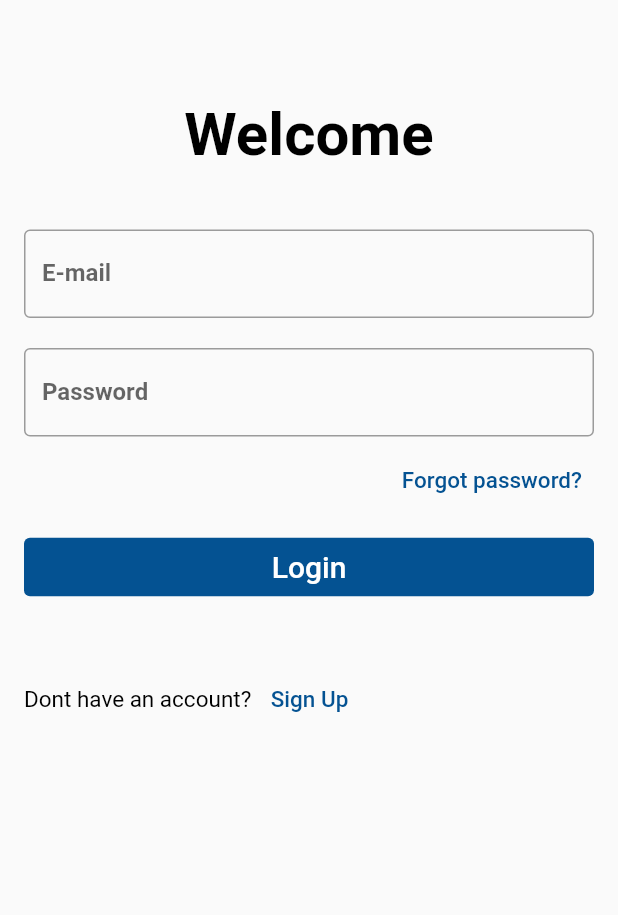
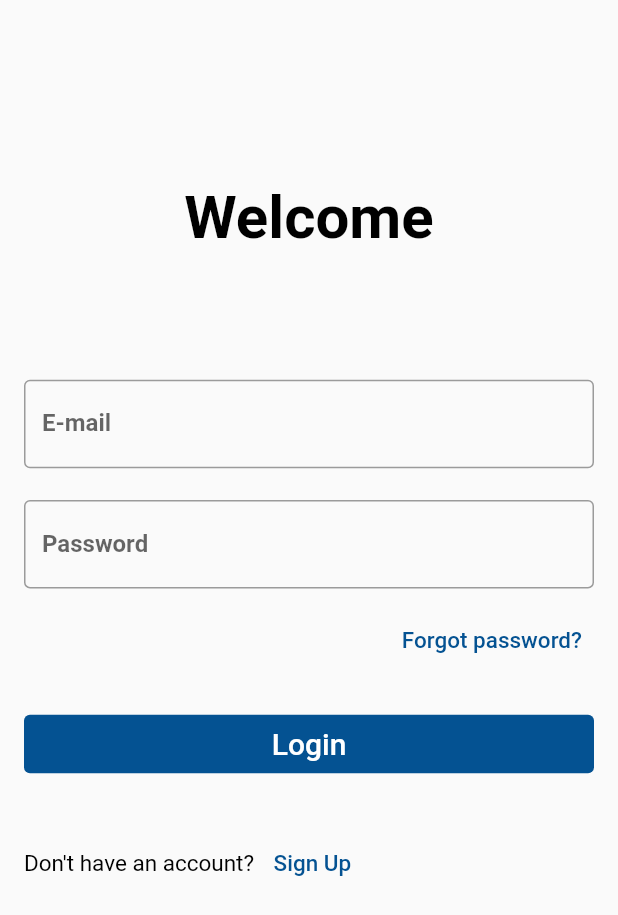
Before and after one commit to trustdboy123/Lets-Accommodate, a Flutter app: the screen it shows after launch, after a tap on "Tenant", on a phone screen of 412 x 824 dp. Shown: the top 915 px of the screen. Run offline on Flutter 3.47's test engine with Material 2 defaults, Android fonts, the phone set to English and light mode, and no system bars; our stand-ins replace cloud_firestore, dio, dots_indicator, firebase_auth, firebase_core, firebase_storage and 6 more; missing offline and left inert: comment_box, flutter_paystack, multi_image_picker2; accounts and stored records are empty.

Commit message:
29/03/2022

```diff
--- a/lib/auth/decision.dart
+++ b/lib/auth/decision.dart
@@ -1,4 +1,5 @@
 import 'package:flutter/material.dart';
+import 'package:flutter_screenutil/flutter_screenutil.dart';
 import 'package:lets_accommodate/auth/login_landlord.dart';
 import 'package:lets_accommodate/auth/login_tenant.dart';
 
@@ -9,45 +10,45 @@ class Decision extends StatelessWidget {
   Widget build(BuildContext context) {
     return Scaffold(
       body: Stack(children: [
-        SizedBox(
-          child: Image(
-            image: AssetImage('assets/background.png'),
-            fit: BoxFit.cover,
-          ),
-          height: double.infinity,
-          width: double.infinity,
-        ),
+        // SizedBox(
+        //   child: Image(
+        //     image: AssetImage('assets/background.png'),
+        //     fit: BoxFit.cover,
+        //   ),
+        //   height: double.infinity,
+        //   width: double.infinity,
+        // ),
         Center(
           child: ListView(
             padding: EdgeInsets.all(16.0),
             children: [
-              const SizedBox(
-                height: 100,
+              SizedBox(
+                height: 80.h,
               ),
               const Text(
                 'Let\'s get started',
                 style: TextStyle(
                     fontSize: 40,
                     fontWeight: FontWeight.w600,
-                    color: Colors.white),
+                    color: Colors.black),
                 textAlign: TextAlign.center,
               ),
-              const SizedBox(
-                height: 30,
+              SizedBox(
+                height: 30.h,
               ),
               const Text(
                 'I\'m a ...',
                 style: TextStyle(
-                  color: Colors.white,
+                  color: Colors.black,
                   fontSize: 15,
                 ),
                 textAlign: TextAlign.center,
               ),
-              const SizedBox(
-                height: 40,
+              SizedBox(
+                height: 30.h,
               ),
               SizedBox(
-                height: 50,
+                height: 30.h,
                 width: MediaQuery.of(context).size.width,
                 child: TextButton(
                   onPressed: () {
@@ -68,12 +69,10 @@ class Decision extends StatelessWidget {
                 ),
               ),
               SizedBox(
-                height: 40,
+                height: 10.h,
               ),
-              Card(
-                elevation: 10,
-                child: SizedBox(
-                  height: 50,
+              SizedBox(
+                height: 30.h,
                 width: MediaQuery.of(context).size.width,
                 child: TextButton(
                     onPressed: () {
@@ -89,14 +88,13 @@ class Decision extends StatelessWidget {
                       style: TextStyle(color: Colors.white, fontSize: 30),
                     )),
               ),
-              ),
               SizedBox(
-                height: 100,
+                height: 80.h,
               ),
               const Text(
                 'Let\'s accommodate is the best to trust in accommodation',
                 style: TextStyle(
-                  color: Colors.white,
+                  color: Colors.black,
                   fontSize: 15,
                 ),
                 textAlign: TextAlign.center,
--- a/lib/auth/login_tenant.dart
+++ b/lib/auth/login_tenant.dart
@@ -1,4 +1,5 @@
 import 'package:flutter/material.dart';
+import 'package:flutter_screenutil/flutter_screenutil.dart';
 import 'package:fluttertoast/fluttertoast.dart';
 import 'package:lets_accommodate/managers/auth_manager.dart';
 import 'package:lets_accommodate/auth/forgot_password.dart';
@@ -32,8 +33,8 @@ class _LoginTenantState extends State<LoginTenant> {
           child: ListView(
             padding: EdgeInsets.all(16.0),
             children: [
-              const SizedBox(
-                height: 50,
+              SizedBox(
+                height: 50.h,
               ),
               const Center(
                 child: Text(
@@ -44,11 +45,8 @@ class _LoginTenantState extends State<LoginTenant> {
                       fontWeight: FontWeight.w600),
                 ),
               ),
-              const SizedBox(
-                height: 35,
-              ),
               SizedBox(
-                height: 5,
+                height: 40.h,
               ),
               TextFormField(
                 controller: _emailController,
@@ -75,8 +73,8 @@ class _LoginTenantState extends State<LoginTenant> {
                   }
                 },
               ),
-              const SizedBox(
-                height: 20,
+              SizedBox(
+                height: 10.h,
               ),
               TextFormField(
                 controller: _passwordController,
@@ -105,8 +103,8 @@ class _LoginTenantState extends State<LoginTenant> {
                   }
                 },
               ),
-              const SizedBox(
-                height: 5,
+              SizedBox(
+                height: 5.h,
               ),
               Align(
                 alignment: Alignment.centerRight,
@@ -117,7 +115,7 @@ class _LoginTenantState extends State<LoginTenant> {
                         return const ForgotPassword();
                       }));
                     },
-                    child: Text(
+                    child: const Text(
                       'Forgot password?',
                       style: TextStyle(
                           color: Color.fromARGB(255, 4, 82, 146), fontSize: 15),
@@ -125,7 +123,7 @@ class _LoginTenantState extends State<LoginTenant> {
                     )),
               ),
               SizedBox(
-                height: 10,
+                height: 10.h,
               ),
               SizedBox(
                 width: MediaQuery.of(context).size.width,
@@ -191,13 +189,13 @@ class _LoginTenantState extends State<LoginTenant> {
                           style: TextStyle(color: Colors.white, fontSize: 20),
                         )),
               ),
-              const SizedBox(
-                height: 40,
+              SizedBox(
+                height: 15.h,
               ),
               Row(
                 children: [
                   const Text(
-                    'Dont have an account?',
+                    'Don\'t have an account?',
                     style: TextStyle(fontSize: 15, color: Colors.black),
                   ),
                   const SizedBox(
```
Also changed, not shown: lib/auth/signup_tenant.dart (+19 -14 lines). Lines whose indentation alone changed are shown as unchanged.
